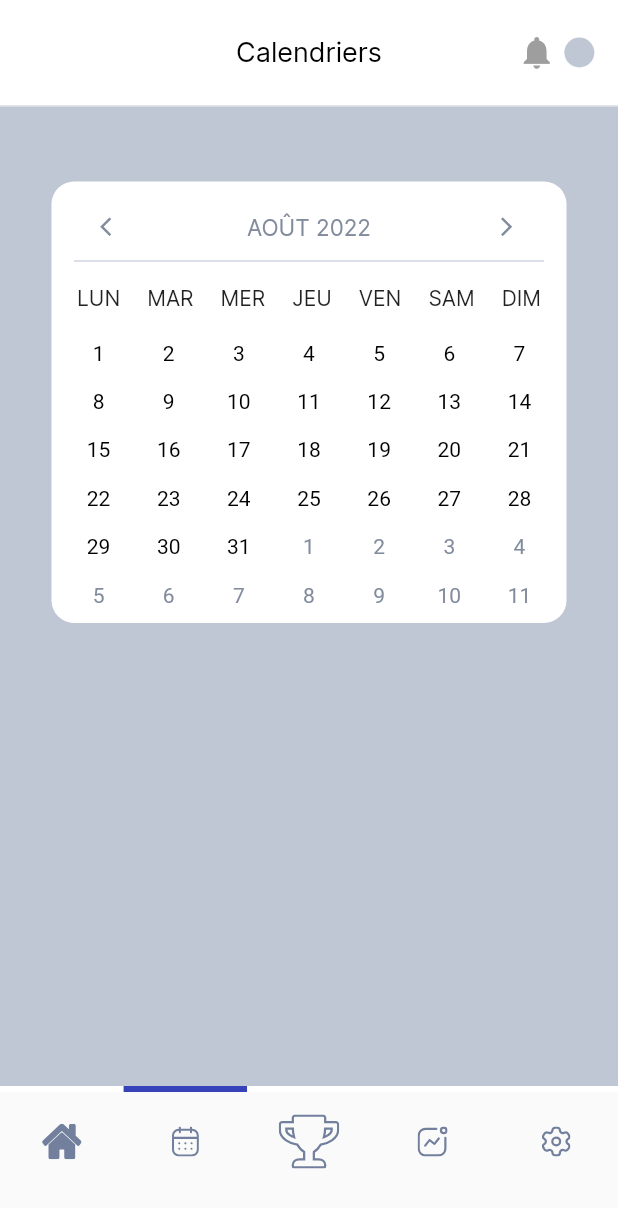
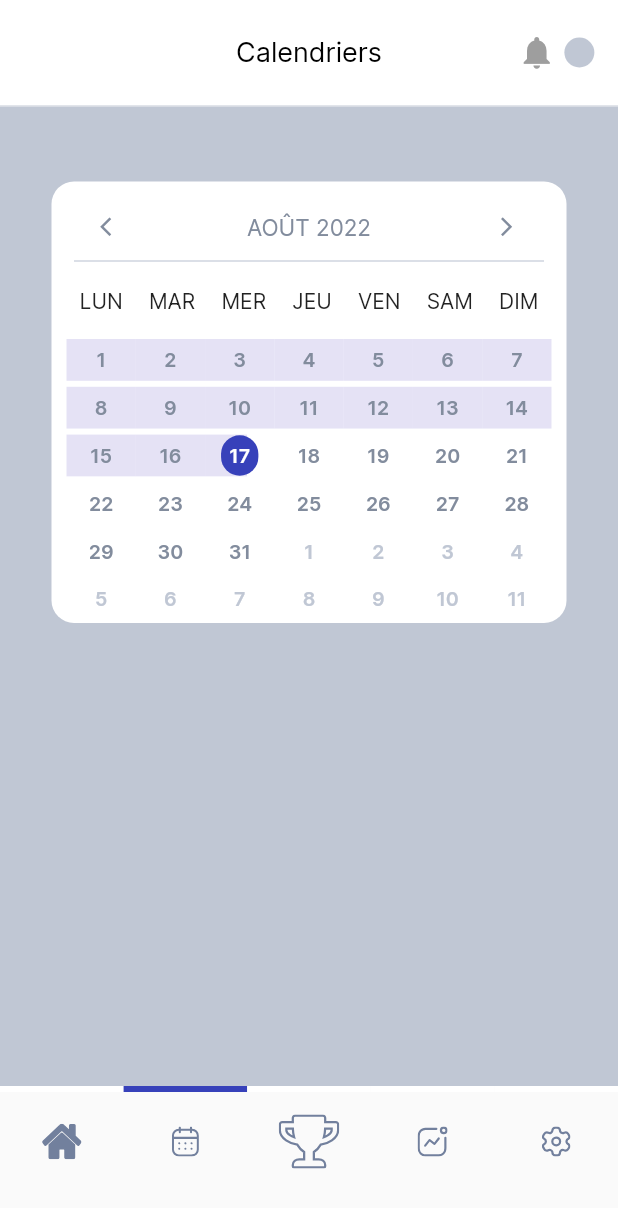
Before and after one commit to HarakatAlTajdid/Qadha, a Flutter app: the HomeView screen opened by its route, item 2 of the bottom bar chosen, on a phone screen of 412 x 824 dp. Shown: the top 1208 px of the screen. Run offline on Flutter 3.47's test engine with Material 2 defaults, Android fonts, the light colour scheme and no system bars; our stand-ins replace auto_route, firebase_auth, firebase_core, flutter_svg, get_it, injectable and 4 more; accounts and stored records are empty.

Commit message:
Added both-sided limits for calendar

```diff
--- a/lib/ui/app/app_theme.dart
+++ b/lib/ui/app/app_theme.dart
@@ -9,4 +9,5 @@ class AppTheme {
   static Color metallicColor = const Color(0xFF828C9D);
   static Color alertColor = const Color(0xFFFF6961);
   static Color goldenColor = const Color.fromARGB(255, 199, 143, 45);
+  static Color purpleColor = const Color(0xFFCBC6EC);
 }
--- a/lib/ui/common/calendar/qadha_monthly_calendar.dart
+++ b/lib/ui/common/calendar/qadha_monthly_calendar.dart
@@ -14,6 +14,9 @@ class QadhaMonthlyCalendar extends StatefulWidget {
 class _QadhaMonthlyCalendarState extends State<QadhaMonthlyCalendar> {
   @override
   Widget build(BuildContext context) {
+    final size = MediaQuery.of(context).size;
+    final itemWidth = (size.width - 20) / 7;
+
     const tableDescriptorStyle = TextStyle(fontFamily: "Inter Regular");
 
     return ViewModelBuilder<QadhaMonthlyCalendarViewModel>.reactive(
@@ -68,7 +71,7 @@ class _QadhaMonthlyCalendarState extends State<QadhaMonthlyCalendar> {
                       color: AppTheme.deadColor.withOpacity(0.6)),
                 ),
                 Padding(
-                  padding: const EdgeInsets.all(8.0),
+                  padding: const EdgeInsets.all(10.0),
                   child: Row(
                     mainAxisAlignment: MainAxisAlignment.spaceAround,
                     children: const [
@@ -82,20 +85,62 @@ class _QadhaMonthlyCalendarState extends State<QadhaMonthlyCalendar> {
                     ],
                   ),
                 ),
-                const SizedBox(height: 12.5),
+                const SizedBox(height: 5),
                 Expanded(
                   child: Padding(
-                    padding: const EdgeInsets.symmetric(horizontal: 8),
+                    padding: const EdgeInsets.symmetric(horizontal: 10),
                     child: GridView.count(
                       childAspectRatio: 1.45,
                       crossAxisCount: 7,
                       physics: const NeverScrollableScrollPhysics(),
                       children: List.generate(model.days.length, (index) {
                         final day = model.days[index];
-                        return Text(
-                          day.day.toString(),
-                          textAlign: TextAlign.center,
-                          style: TextStyle(color: day.month != model.currentFrame.month ? AppTheme.metallicColor : Colors.black)
+                        return Padding(
+                          padding: const EdgeInsets.symmetric(vertical: 2),
+                          child: Stack(children: [
+                            if (day == model.selectionStart ||
+                                day == model.selectionEnd)
+                              Row(
+                                mainAxisAlignment: day == model.selectionStart
+                                    ? MainAxisAlignment.end
+                                    : MainAxisAlignment.start,
+                                children: [
+                                  Container(
+                                      width: itemWidth / 2,
+                                      color: AppTheme.purpleColor
+                                          .withOpacity(0.5)),
+                                ],
+                              ),
+                            if (day.difference(model.selectionStart).inDays >
+                                    0 &&
+                                day.difference(model.selectionEnd).inDays < 0)
+                              Container(
+                                  color: AppTheme.purpleColor.withOpacity(0.5)),
+                            Center(
+                              child: Container(
+                                padding: const EdgeInsets.all(5.5),
+                                decoration: day == model.selectionStart ||
+                                        day == model.selectionEnd
+                                    ? BoxDecoration(
+                                        color: AppTheme.secundaryColor,
+                                        borderRadius:
+                                            BorderRadius.circular(360))
+                                    : null,
+                                child: Text(day.day.toString(),
+                                    textAlign: TextAlign.center,
+                                    style: TextStyle(
+                                        fontFamily: "Inter SemiBold",
+                                        fontSize: 13,
+                                        color: day == model.selectionStart ||
+                                                day == model.selectionEnd
+                                            ? AppTheme.primaryColor
+                                            : day.month !=
+                                                    model.currentFrame.month
+                                                ? AppTheme.deadColor
+                                                : AppTheme.metallicColor)),
+                              ),
+                            ),
+                          ]),
                         );
                       }),
                     ),
--- a/lib/ui/common/calendar/qadha_monthly_calendar_viewmodel.dart
+++ b/lib/ui/common/calendar/qadha_monthly_calendar_viewmodel.dart
@@ -5,7 +5,13 @@ class QadhaMonthlyCalendarViewModel extends BaseViewModel {
   late DateTime currentFrame;
   List<DateTime> days = []; // 42 days needed
 
+  late final DateTime selectionStart;
+  late final DateTime selectionEnd;
+
   QadhaMonthlyCalendarViewModel() {
+    selectionStart = DateTime(2022, 7, 22);
+    selectionEnd = DateTime(2022, 8, 17);
+
     currentFrame = DateTime(DateTime.now().year, DateTime.now().month);
     getDaysForCurrentFrame();
   }
@@ -49,8 +55,6 @@ class QadhaMonthlyCalendarViewModel extends BaseViewModel {
       }
     }
 
-    print("hey");
-
     notifyListeners();
   }
 }
```
